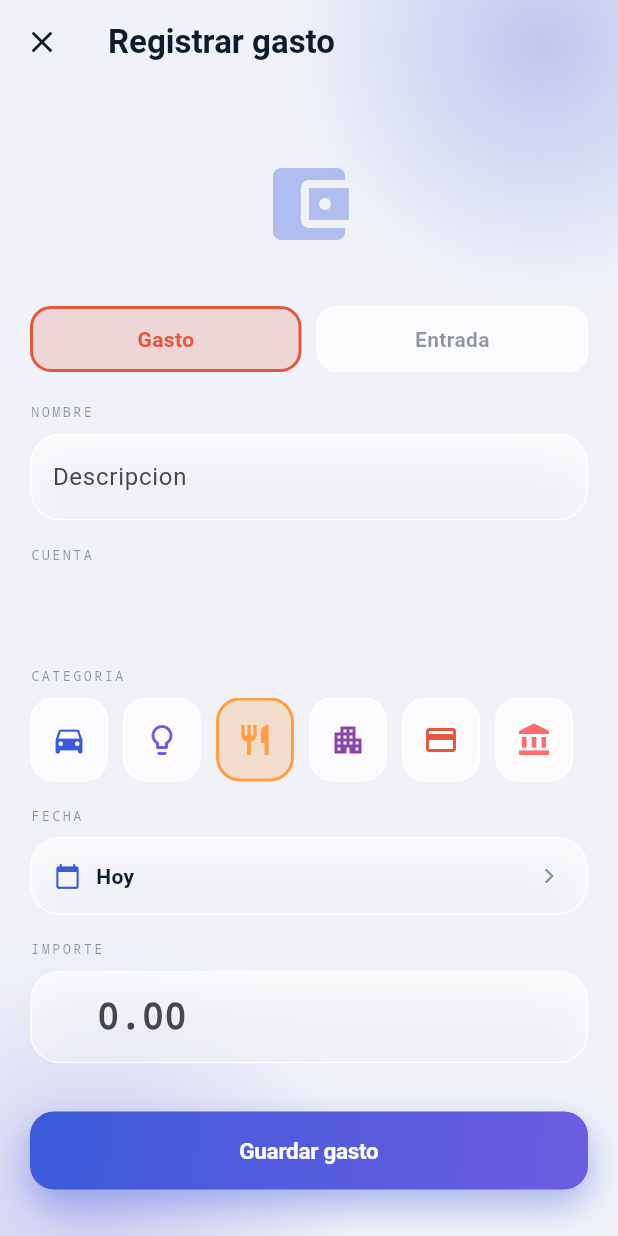
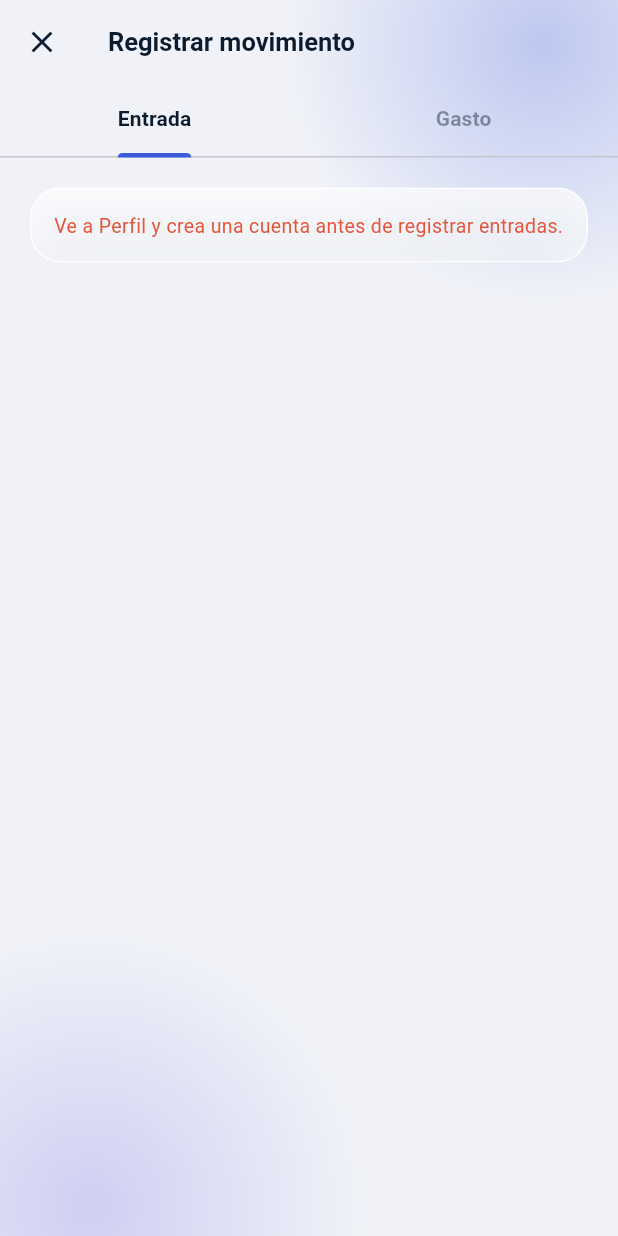
Before and after one commit to RamiroS1/control, a Flutter app: the AddTransactionScreen screen opened directly, on a phone screen of 412 x 824 dp. Run offline on Flutter 3.47's test engine with Material 3 defaults, Android fonts, the phone set to English and light mode, and no system bars; our stand-ins replace fl_chart, shared_preferences; missing offline and left inert: dart:html; accounts and stored records are empty.

Commit message:
fix: formulario de entradas con pestañas, dropdown y validación
- Pestaña Entrada primero, Gasto segundo
- Categoría y cuenta en desplegable
- Descripción de ingreso por default: Diario
- Mensajes cuando falta cuenta o monto inválido

Co-authored-by: Ramiro Avila  <RamiroS1@users.noreply.github.com>

```diff
--- a/lib/app_info.dart
+++ b/lib/app_info.dart
@@ -1,2 +1,2 @@
 /// Version visible en Perfil. Mantener alineada con pubspec.yaml.
-const String kAppVersion = '1.2.0+4';
+const String kAppVersion = '1.2.1+5';
--- a/lib/screens/add_transaction.dart
+++ b/lib/screens/add_transaction.dart
@@ -6,19 +6,37 @@ import '../models.dart';
 import '../state.dart';
 
 class AddTransactionScreen extends StatefulWidget {
-  const AddTransactionScreen({super.key});
+  /// 0 = entrada, 1 = gasto
+  final int initialTab;
+
+  const AddTransactionScreen({super.key, this.initialTab = 0});
+
   @override
   State<AddTransactionScreen> createState() => _AddTransactionScreenState();
 }
 
-class _AddTransactionScreenState extends State<AddTransactionScreen> {
-  final _noteCtrl = TextEditingController();
+class _AddTransactionScreenState extends State<AddTransactionScreen>
+    with SingleTickerProviderStateMixin {
+  final _noteCtrl = TextEditingController(text: 'Diario');
   final _amountCtrl = TextEditingController();
-  TxType _type = TxType.expense;
-  String _categoryId = CategoryDef.comida.id;
+  late TabController _tabs;
+  String _categoryId = CategoryDef.ingresos.id;
   String _accountId = '';
   DateTime _date = DateTime.now();
   bool _accountInit = false;
+
+  TxType get _type => _tabs.index == 0 ? TxType.income : TxType.expense;
+
+  @override
+  void initState() {
+    super.initState();
+    _tabs = TabController(
+      length: 2,
+      vsync: this,
+      initialIndex: widget.initialTab.clamp(0, 1),
+    );
+    _tabs.addListener(_onTabChanged);
+  }
 
   @override
   void didChangeDependencies() {
@@ -32,27 +50,70 @@ class _AddTransactionScreenState extends State<AddTransactionScreen> {
     }
   }
 
+  void _onTabChanged() {
+    if (_tabs.indexIsChanging) return;
+    setState(() {
+      if (_type == TxType.income) {
+        _categoryId = CategoryDef.ingresos.id;
+        if (_noteCtrl.text.trim().isEmpty) _noteCtrl.text = 'Diario';
+      } else {
+        if (CategoryDef.byId(_categoryId).incomeOnly) {
+          _categoryId = CategoryDef.comida.id;
+        }
+        if (_noteCtrl.text == 'Diario') _noteCtrl.text = '';
+      }
+    });
+  }
+
   @override
   void dispose() {
+    _tabs.removeListener(_onTabChanged);
+    _tabs.dispose();
     _noteCtrl.dispose();
     _amountCtrl.dispose();
     super.dispose();
   }
 
+  void _toast(String msg) {
+    ScaffoldMessenger.of(context).showSnackBar(SnackBar(content: Text(msg)));
+  }
+
   void _save() {
-    final amount = double.tryParse(_amountCtrl.text.replaceAll(',', '.'));
-    if (amount == null || amount <= 0 || _accountId.isEmpty) return;
+    if (_accountId.isEmpty) {
+      _toast('Primero agrega una cuenta en Perfil');
+      return;
+    }
+
+    final amount = double.tryParse(_amountCtrl.text.replaceAll(',', '.').trim());
+    if (amount == null || amount <= 0) {
+      _toast('Ingresa un monto valido');
+      return;
+    }
+
+    final type = _type;
+    final cats = CategoryDef.forType(type);
+    var categoryId = _categoryId;
+    if (!cats.any((c) => c.id == categoryId)) {
+      categoryId = cats.first.id;
+    }
+
+    final note = _noteCtrl.text.trim();
     final state = Store.of(context);
+
+    try {
       state.addTransaction(Transaction(
         id: 'tx_${DateTime.now().millisecondsSinceEpoch}',
         accountId: _accountId,
-      categoryId: _categoryId,
-      type: _type,
+        categoryId: categoryId,
+        type: type,
         amount: amount,
         date: DateTime(_date.year, _date.month, _date.day),
-      note: _noteCtrl.text.isEmpty ? null : _noteCtrl.text,
+        note: note.isEmpty ? null : note,
       ));
       Navigator.of(context).pop();
+    } catch (_) {
+      _toast('No se pudo guardar. Revisa la cuenta seleccionada.');
+    }
   }
 
   Future<void> _pickDate() async {
@@ -80,8 +141,13 @@ class _AddTransactionScreenState extends State<AddTransactionScreen> {
   @override
   Widget build(BuildContext context) {
     final state = Store.of(context);
-    final cats = CategoryDef.forType(_type);
-    final isIncome = _type == TxType.income;
+    final incomeCats = CategoryDef.forType(TxType.income);
+    final expenseCats = CategoryDef.forType(TxType.expense);
+    final activeCats = _type == TxType.income ? incomeCats : expenseCats;
+
+    if (!activeCats.any((c) => c.id == _categoryId)) {
+      _categoryId = activeCats.first.id;
+    }
 
     return Ambient(
       child: Scaffold(
@@ -91,59 +157,109 @@ class _AddTransactionScreenState extends State<AddTransactionScreen> {
             icon: const Icon(Icons.close),
             onPressed: () => Navigator.of(context).pop(),
           ),
-          title: Text(
-            isIncome ? 'Registrar entrada' : 'Registrar gasto',
-            style: const TextStyle(fontWeight: FontWeight.w700),
+          title: const Text('Registrar movimiento',
+              style: TextStyle(fontWeight: FontWeight.w700, fontSize: 17)),
+          bottom: TabBar(
+            controller: _tabs,
+            labelColor: T.ink,
+            unselectedLabelColor: T.ink45,
+            indicatorColor: T.volt,
+            indicatorWeight: 3,
+            labelStyle: const TextStyle(fontWeight: FontWeight.w700, fontSize: 14),
+            tabs: const [
+              Tab(text: 'Entrada'),
+              Tab(text: 'Gasto'),
+            ],
           ),
         ),
-        body: ListView(
-          padding: const EdgeInsets.all(20),
+        body: TabBarView(
+          controller: _tabs,
           children: [
-            Container(
-              height: 120,
-              alignment: Alignment.center,
-              child: Icon(Icons.account_balance_wallet,
-                  size: 64, color: T.volt.withOpacity(.35)),
+            _FormBody(
+              isIncome: true,
+              state: state,
+              noteCtrl: _noteCtrl,
+              amountCtrl: _amountCtrl,
+              categoryId: _categoryId,
+              accountId: _accountId,
+              dateLabel: _dateLabel(),
+              categories: incomeCats,
+              onCategoryChanged: (id) => setState(() => _categoryId = id),
+              onAccountChanged: (id) => setState(() => _accountId = id),
+              onPickDate: _pickDate,
+              onSave: _save,
             ),
-            const SizedBox(height: 8),
-            Row(
-              children: [
-                Expanded(
-                  child: _TypeChip(
-                    label: 'Gasto',
-                    selected: _type == TxType.expense,
-                    color: T.clay,
-                    onTap: () => setState(() {
-                      _type = TxType.expense;
-                      if (CategoryDef.byId(_categoryId).incomeOnly) {
-                        _categoryId = CategoryDef.comida.id;
-                      }
-                    }),
-                  ),
-                ),
-                const SizedBox(width: 10),
-                Expanded(
-                  child: _TypeChip(
-                    label: 'Entrada',
-                    selected: _type == TxType.income,
-                    color: T.go,
-                    onTap: () => setState(() {
-                      _type = TxType.income;
-                      _categoryId = CategoryDef.ingresos.id;
-                    }),
-                  ),
+            _FormBody(
+              isIncome: false,
+              state: state,
+              noteCtrl: _noteCtrl,
+              amountCtrl: _amountCtrl,
+              categoryId: _categoryId,
+              accountId: _accountId,
+              dateLabel: _dateLabel(),
+              categories: expenseCats,
+              onCategoryChanged: (id) => setState(() => _categoryId = id),
+              onAccountChanged: (id) => setState(() => _accountId = id),
+              onPickDate: _pickDate,
+              onSave: _save,
             ),
           ],
         ),
-            const SizedBox(height: 20),
-            const Label('nombre'),
+      ),
+    );
+  }
+}
+
+class _FormBody extends StatelessWidget {
+  final bool isIncome;
+  final AppState state;
+  final TextEditingController noteCtrl;
+  final TextEditingController amountCtrl;
+  final String categoryId;
+  final String accountId;
+  final String dateLabel;
+  final List<CategoryDef> categories;
+  final ValueChanged<String> onCategoryChanged;
+  final ValueChanged<String> onAccountChanged;
+  final VoidCallback onPickDate;
+  final VoidCallback onSave;
+
+  const _FormBody({
+    required this.isIncome,
+    required this.state,
+    required this.noteCtrl,
+    required this.amountCtrl,
+    required this.categoryId,
+    required this.accountId,
+    required this.dateLabel,
+    required this.categories,
+    required this.onCategoryChanged,
+    required this.onAccountChanged,
+    required this.onPickDate,
+    required this.onSave,
+  });
+
+  @override
+  Widget build(BuildContext context) {
+    return ListView(
+      padding: const EdgeInsets.all(20),
+      children: [
+        if (state.accounts.isEmpty)
+          Glass(
+            child: Text(
+              'Ve a Perfil y crea una cuenta antes de registrar ${isIncome ? 'entradas' : 'gastos'}.',
+              style: const TextStyle(color: T.clay, fontSize: 13, height: 1.4),
+            ),
+          )
+        else ...[
+          Label(isIncome ? 'descripcion ingreso' : 'descripcion'),
           const SizedBox(height: 8),
           Glass(
             padding: const EdgeInsets.symmetric(horizontal: 14, vertical: 4),
             child: TextField(
-                controller: _noteCtrl,
-                decoration: const InputDecoration(
-                  hintText: 'Descripcion',
+              controller: noteCtrl,
+              decoration: InputDecoration(
+                hintText: isIncome ? 'Diario' : 'Ej. Almuerzo, Uber...',
                 border: InputBorder.none,
               ),
             ),
@@ -151,75 +267,29 @@ class _AddTransactionScreenState extends State<AddTransactionScreen> {
           const SizedBox(height: 16),
           const Label('cuenta'),
           const SizedBox(height: 8),
-            SizedBox(
-              height: 44,
-              child: ListView.separated(
-                scrollDirection: Axis.horizontal,
-                itemCount: state.accounts.length,
-                separatorBuilder: (_, __) => const SizedBox(width: 8),
-                itemBuilder: (_, i) {
-                  final a = state.accounts[i];
-                  final sel = a.id == _accountId;
-                  return GestureDetector(
-                    onTap: () => setState(() => _accountId = a.id),
-                    child: Container(
-                      padding: const EdgeInsets.symmetric(horizontal: 14),
-                      decoration: BoxDecoration(
-                        color: sel ? a.color.withOpacity(.25) : Colors.white.withOpacity(.7),
-                        borderRadius: BorderRadius.circular(14),
-                        border: Border.all(
-                            color: sel ? a.color : T.edge, width: sel ? 2 : 1),
-                      ),
-                      alignment: Alignment.center,
-                      child: Text(a.name,
-                          style: TextStyle(
-                              fontWeight: FontWeight.w600,
-                              fontSize: 12,
-                              color: sel ? a.color : T.ink45)),
-                    ),
-                  );
-                },
-              ),
+          _AccountDropdown(
+            accounts: state.accounts,
+            accountId: accountId,
+            onChanged: onAccountChanged,
           ),
           const SizedBox(height: 16),
           const Label('categoria'),
           const SizedBox(height: 8),
-            SizedBox(
-              height: 56,
-              child: ListView.separated(
-                scrollDirection: Axis.horizontal,
-                itemCount: cats.length,
-                separatorBuilder: (_, __) => const SizedBox(width: 10),
-                itemBuilder: (_, i) {
-                  final c = cats[i];
-                  final sel = c.id == _categoryId;
-                  return GestureDetector(
-                    onTap: () => setState(() => _categoryId = c.id),
-                    child: Container(
-                      width: 52,
-                      height: 52,
-                      decoration: BoxDecoration(
-                        color: sel ? c.color.withOpacity(.25) : Colors.white.withOpacity(.7),
-                        borderRadius: BorderRadius.circular(16),
-                        border: Border.all(
-                            color: sel ? c.color : T.edge, width: sel ? 2 : 1),
-                      ),
-                      child: Icon(c.icon, color: c.color, size: 24),
-                    ),
-                  );
-                },
-              ),
+          _CategoryDropdown(
+            categories: categories,
+            categoryId: categoryId,
+            onChanged: onCategoryChanged,
           ),
           const SizedBox(height: 16),
           const Label('fecha'),
           const SizedBox(height: 8),
           Glass(
-              onTap: _pickDate,
+            onTap: onPickDate,
             child: Row(
               children: [
                 const Icon(Icons.calendar_today, size: 18, color: T.volt),
                 const SizedBox(width: 10),
-                  Text(_dateLabel(), style: const TextStyle(fontWeight: FontWeight.w600)),
+                Text(dateLabel, style: const TextStyle(fontWeight: FontWeight.w600)),
                 const Spacer(),
                 const Icon(Icons.chevron_right, color: T.ink45, size: 20),
               ],
@@ -231,7 +301,7 @@ class _AddTransactionScreenState extends State<AddTransactionScreen> {
           Glass(
             padding: const EdgeInsets.symmetric(horizontal: 14, vertical: 4),
             child: TextField(
-                controller: _amountCtrl,
+              controller: amountCtrl,
               keyboardType: const TextInputType.numberWithOptions(decimal: true),
               inputFormatters: [
                 FilteringTextInputFormatter.allow(RegExp(r'[\d.,]')),
@@ -239,7 +309,8 @@ class _AddTransactionScreenState extends State<AddTransactionScreen> {
               style: const TextStyle(
                 fontFamily: T.mono,
                 fontSize: 24,
-                    fontWeight: FontWeight.w700),
+                fontWeight: FontWeight.w700,
+              ),
               decoration: const InputDecoration(
                 hintText: '0.00',
                 prefixText: '\$ ',
@@ -250,43 +321,109 @@ class _AddTransactionScreenState extends State<AddTransactionScreen> {
           const SizedBox(height: 32),
           Primary(
             label: isIncome ? 'Guardar entrada' : 'Guardar gasto',
-              onTap: _save,
+            onTap: onSave,
           ),
         ],
+      ],
+    );
+  }
+}
+
+class _CategoryDropdown extends StatelessWidget {
+  final List<CategoryDef> categories;
+  final String categoryId;
+  final ValueChanged<String> onChanged;
+
+  const _CategoryDropdown({
+    required this.categories,
+    required this.categoryId,
+    required this.onChanged,
+  });
+
+  @override
+  Widget build(BuildContext context) {
+    final safeCategoryId = categories.any((c) => c.id == categoryId)
+        ? categoryId
+        : categories.first.id;
+
+    return Glass(
+      padding: const EdgeInsets.symmetric(horizontal: 12),
+      child: DropdownButtonHideUnderline(
+        child: DropdownButton<String>(
+          isExpanded: true,
+          value: safeCategoryId,
+          icon: const Icon(Icons.expand_more, color: T.ink45),
+          items: categories.map((c) {
+            return DropdownMenuItem(
+              value: c.id,
+              child: Row(
+                children: [
+                  Icon(c.icon, color: c.color, size: 20),
+                  const SizedBox(width: 10),
+                  Text(c.name, style: const TextStyle(fontWeight: FontWeight.w600)),
+                ],
+              ),
+            );
+          }).toList(),
+          onChanged: (v) {
+            if (v != null) onChanged(v);
+          },
         ),
       ),
     );
   }
 }
 
-class _TypeChip extends StatelessWidget {
-  final String label;
-  final bool selected;
-  final Color color;
-  final VoidCallback onTap;
-  const _TypeChip({
-    required this.label,
-    required this.selected,
-    required this.color,
-    required this.onTap,
+class _AccountDropdown extends StatelessWidget {
+  final List<Account> accounts;
+  final String accountId;
+  final ValueChanged<String> onChanged;
+
+  const _AccountDropdown({
+    required this.accounts,
+    required this.accountId,
+    required this.onChanged,
   });
 
   @override
   Widget build(BuildContext context) {
-    return GestureDetector(
-      onTap: onTap,
-      child: Container(
-        height: 44,
-        alignment: Alignment.center,
-        decoration: BoxDecoration(
-          color: selected ? color.withOpacity(.18) : Colors.white.withOpacity(.7),
-          borderRadius: BorderRadius.circular(14),
-          border: Border.all(color: selected ? color : T.edge, width: selected ? 2 : 1),
+    final value = accounts.any((a) => a.id == accountId)
+        ? accountId
+        : accounts.first.id;
+
+    return Glass(
+      padding: const EdgeInsets.symmetric(horizontal: 12),
+      child: DropdownButtonHideUnderline(
+        child: DropdownButton<String>(
+          isExpanded: true,
+          value: value,
+          icon: const Icon(Icons.expand_more, color: T.ink45),
+          items: accounts.map((a) {
+            return DropdownMenuItem(
+              value: a.id,
+              child: Row(
+                children: [
+                  Container(
+                    width: 10,
+                    height: 10,
+                    decoration: BoxDecoration(color: a.color, shape: BoxShape.circle),
                   ),
-        child: Text(label,
-            style: TextStyle(
-                fontWeight: FontWeight.w700,
-                color: selected ? color : T.ink45)),
+                  const SizedBox(width: 10),
+                  Expanded(
+                    child: Text(a.name, style: const TextStyle(fontWeight: FontWeight.w600)),
+                  ),
+                  Text(
+                    moneyFull(a.balance),
+                    style: const TextStyle(fontFamily: T.mono, fontSize: 11, color: T.ink45),
+                  ),
+                ],
+              ),
+            );
+          }).toList(),
+          onChanged: (v) {
+            if (v != null) onChanged(v);
+          },
+        ),
       ),
     );
   }
--- a/lib/state.dart
+++ b/lib/state.dart
@@ -111,8 +111,12 @@ class AppState extends ChangeNotifier {
   }
 
   void addTransaction(Transaction t) {
+    final accIndex = accounts.indexWhere((a) => a.id == t.accountId);
+    if (accIndex < 0) {
+      throw StateError('Cuenta no encontrada');
+    }
     transactions.insert(0, t);
-    final acc = accounts.firstWhere((a) => a.id == t.accountId);
+    final acc = accounts[accIndex];
     if (t.type == TxType.expense) {
       acc.balance -= t.amount;
     } else {
--- a/pubspec.yaml
+++ b/pubspec.yaml
@@ -1,7 +1,7 @@
 name: control
 description: Control de gastos personal con presupuestos y analiticas.
 publish_to: 'none'
-version: 1.2.0+4
+version: 1.2.1+5
 
 environment:
   sdk: '>=3.3.0 <4.0.0'
```
Lines whose indentation alone changed are shown as unchanged.
